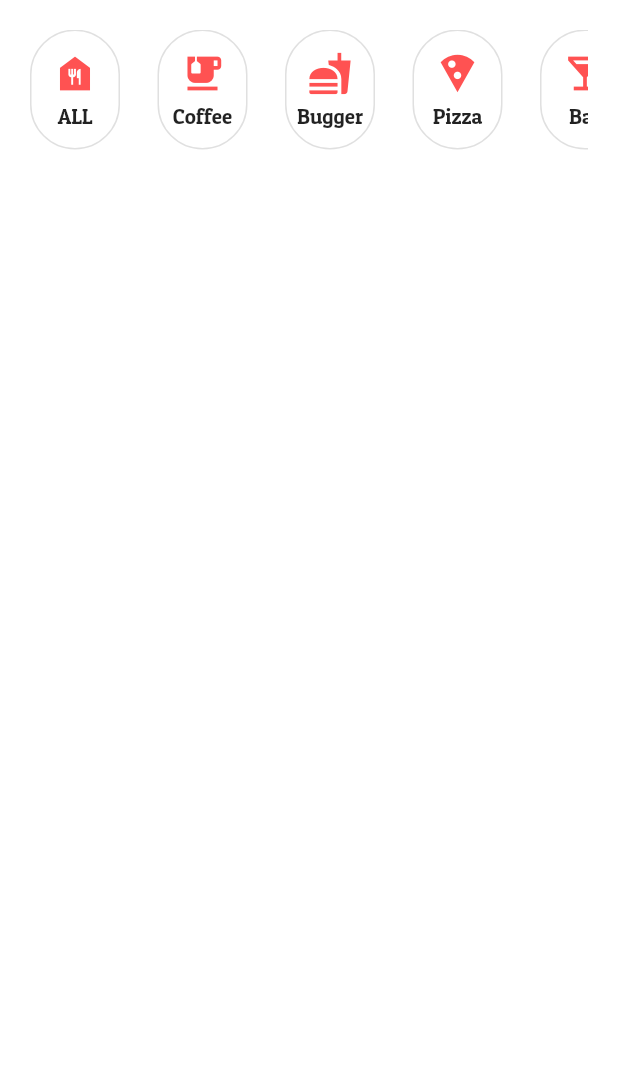
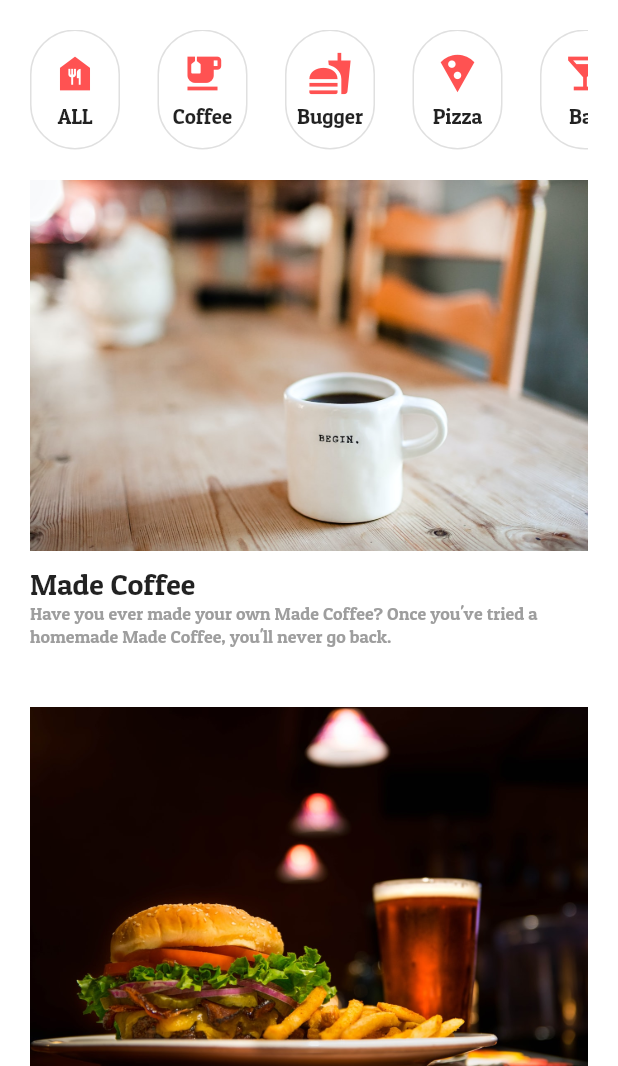
Before and after one commit to jyryuitpro/flutter_recipe, a Flutter app: the screen it shows after launch, on a phone screen of 412 x 824 dp, the part 170-1236 px from its top. Run offline on Flutter 3.47's test engine with Material 2 defaults, Android fonts, the phone set to English and light mode, and no system bars.

Commit message:
8. ListView와 재사용 가능한 위젯 클래스 만들기

```diff
--- a/lib/components/recipe_list_item.dart
+++ b/lib/components/recipe_list_item.dart
@@ -1,3 +1,4 @@
+import 'package:flutter/cupertino.dart';
 import 'package:flutter/material.dart';
 
 class RecipeListItem extends StatelessWidget {
@@ -9,6 +10,30 @@ class RecipeListItem extends StatelessWidget {
 
   @override
   Widget build(BuildContext context) {
-    return Container();
+    return Padding(
+      padding: const EdgeInsets.symmetric(vertical: 20),
+      child: Column(
+        crossAxisAlignment: CrossAxisAlignment.start,
+        children: [
+          Image.asset("assets/images/$imageName.jpeg"),
+          SizedBox(
+            height: 10,
+          ),
+          Text(
+            title,
+            style: TextStyle(
+              fontSize: 20,
+            ),
+          ),
+          Text(
+            "Have you ever made your own $title? Once you've tried a homemade $title, you'll never go back.",
+            style: TextStyle(
+              color: Colors.grey,
+              fontSize: 12,
+            ),
+          ),
+        ],
+      ),
+    );
   }
 }
--- a/lib/pages/recipe_page.dart
+++ b/lib/pages/recipe_page.dart
@@ -14,8 +14,8 @@ class RecipePage extends StatelessWidget {
       appBar: _buildRecipeAppBar(),
       body: Padding(
         padding: const EdgeInsets.symmetric(horizontal: 20),
-        child: Column(
-          crossAxisAlignment: CrossAxisAlignment.start,
+        child: ListView(
+          // crossAxisAlignment: CrossAxisAlignment.start,
           children: [
             RecipeTitle(),
             RecipeMenu(),
```
